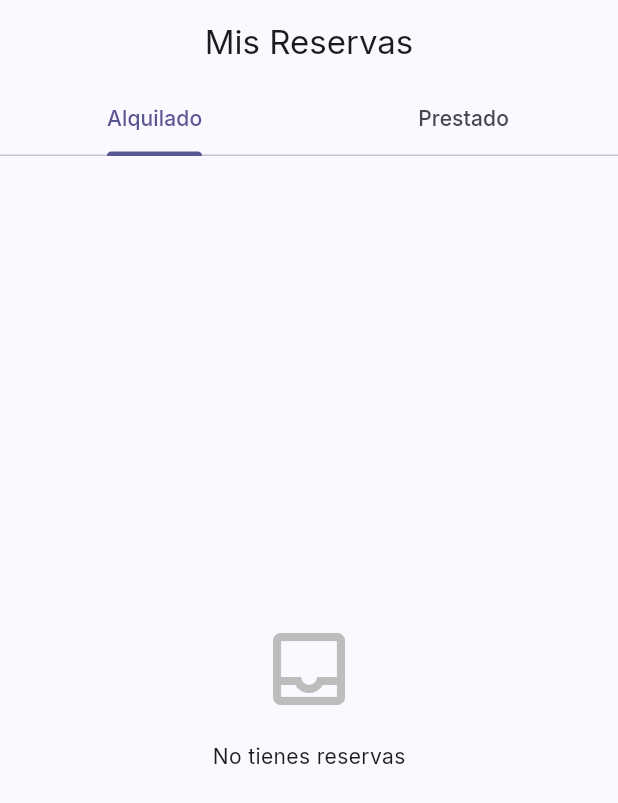
After one commit to VictorLopezGarcia/proyectoFinal, a Flutter app: the MyReservationsScreen screen opened by its route, on a phone screen of 412 x 824 dp. The commit adds this screen. Shown: the top 803 px of the screen. Run offline on Flutter 3.47's test engine with Material 3 defaults, Android fonts, the phone set to English and light mode, and no system bars; our stand-ins replace cloud_firestore, equatable, firebase_auth, firebase_core, flutter_riverpod, go_router and 2 more; accounts and stored records are empty.

Commit message:
feat(reservations): añade UI completa (pantallas, botones, navegación)

```diff
--- /dev/null
+++ b/lib/features/reservations/presentation/my_reservations_screen.dart
@@ -0,0 +1,168 @@
+import 'package:flutter/material.dart';
+import 'package:flutter_riverpod/flutter_riverpod.dart';
+import 'package:intl/intl.dart';
+import 'package:firebase_auth/firebase_auth.dart';
+import 'package:rent_my_stuff/features/reservations/domain/reservation.dart';
+import 'package:rent_my_stuff/features/reservations/presentation/reservation_providers.dart';
+
+class MyReservationsScreen extends ConsumerStatefulWidget {
+  const MyReservationsScreen({super.key});
+
+  @override
+  ConsumerState<MyReservationsScreen> createState() => _MyReservationsScreenState();
+}
+
+class _MyReservationsScreenState extends ConsumerState<MyReservationsScreen>
+    with SingleTickerProviderStateMixin {
+  late TabController _tabController;
+
+  @override
+  void initState() {
+    super.initState();
+    _tabController = TabController(length: 2, vsync: this);
+  }
+
+  @override
+  void dispose() {
+    _tabController.dispose();
+    super.dispose();
+  }
+
+  @override
+  Widget build(BuildContext context) {
+    final user = FirebaseAuth.instance.currentUser;
+    if (user == null) {
+      return const Scaffold(
+        body: Center(child: Text('Debes iniciar sesión')),
+      );
+    }
+
+    final reservations = ref.watch(userReservationsProvider(user.uid));
+
+    return Scaffold(
+      appBar: AppBar(
+        title: const Text('Mis Reservas'),
+        bottom: TabBar(
+          controller: _tabController,
+          tabs: const [
+            Tab(text: 'Alquilado'),
+            Tab(text: 'Prestado'),
+          ],
+        ),
+      ),
+      body: reservations.when(
+        data: (allReservations) {
+          final rented = allReservations
+              .where((r) => r.renterId == user.uid)
+              .toList();
+          final lent = allReservations
+              .where((r) => r.ownerId == user.uid)
+              .toList();
+
+          return TabBarView(
+            controller: _tabController,
+            children: [
+              _ReservationsList(reservations: rented, userRole: 'renter'),
+              _ReservationsList(reservations: lent, userRole: 'owner'),
+            ],
+          );
+        },
+        loading: () => const Center(child: CircularProgressIndicator()),
+        error: (error, stack) => Center(child: Text('Error: $error')),
+      ),
+    );
+  }
+}
+
+class _ReservationsList extends StatelessWidget {
+  final List<Reservation> reservations;
+  final String userRole;
+
+  const _ReservationsList({
+    required this.reservations,
+    required this.userRole,
+  });
+
+  @override
+  Widget build(BuildContext context) {
+    if (reservations.isEmpty) {
+      return Center(
+        child: Column(
+          mainAxisAlignment: MainAxisAlignment.center,
+          children: [
+            Icon(
+              Icons.inbox_outlined,
+              size: 64,
+              color: Colors.grey.shade400,
+            ),
+            const SizedBox(height: 16),
+            const Text('No tienes reservas'),
+          ],
+        ),
+      );
+    }
+
+    return ListView.builder(
+      itemCount: reservations.length,
+      itemBuilder: (context, index) {
+        final reservation = reservations[index];
+        return Card(
+          margin: const EdgeInsets.symmetric(horizontal: 16, vertical: 8),
+          child: ListTile(
+            title: Text(reservation.itemTitle),
+            subtitle: Column(
+              crossAxisAlignment: CrossAxisAlignment.start,
+              children: [
+                Text(
+                  '${DateFormat('dd/MM/yyyy').format(reservation.startDate)} - ${DateFormat('dd/MM/yyyy').format(reservation.endDate)}',
+                ),
+                Text(
+                  '${reservation.totalPrice.toStringAsFixed(2)} €',
+                  style: const TextStyle(fontWeight: FontWeight.bold),
+                ),
+              ],
+            ),
+            trailing: _buildStatusChip(reservation.status),
+            onTap: () {
+              // TODO: navigate to reservation detail
+            },
+          ),
+        );
+      },
+    );
+  }
+
+  Widget _buildStatusChip(ReservationStatus status) {
+    Color color;
+    String label;
+
+    switch (status) {
+      case ReservationStatus.pending:
+        color = Colors.orange;
+        label = 'Pendiente';
+        break;
+      case ReservationStatus.confirmed:
+        color = Colors.green;
+        label = 'Confirmada';
+        break;
+      case ReservationStatus.rejected:
+        color = Colors.red;
+        label = 'Rechazada';
+        break;
+      case ReservationStatus.cancelled:
+        color = Colors.grey;
+        label = 'Cancelada';
+        break;
+      case ReservationStatus.completed:
+        color = Colors.blue;
+        label = 'Completada';
+        break;
+    }
+
+    return Chip(
+      label: Text(label),
+      backgroundColor: color.withValues(alpha: 0.2),
+      side: BorderSide(color: color),
+    );
+  }
+}
```
Also changed, not shown: lib/core/router/app_router.dart (+12 -1 lines), lib/features/items/presentation/item_detail_screen.dart (+8 -0 lines), lib/features/reservations/presentation/request_reservation_screen.dart (added, +185 -0 lines).
